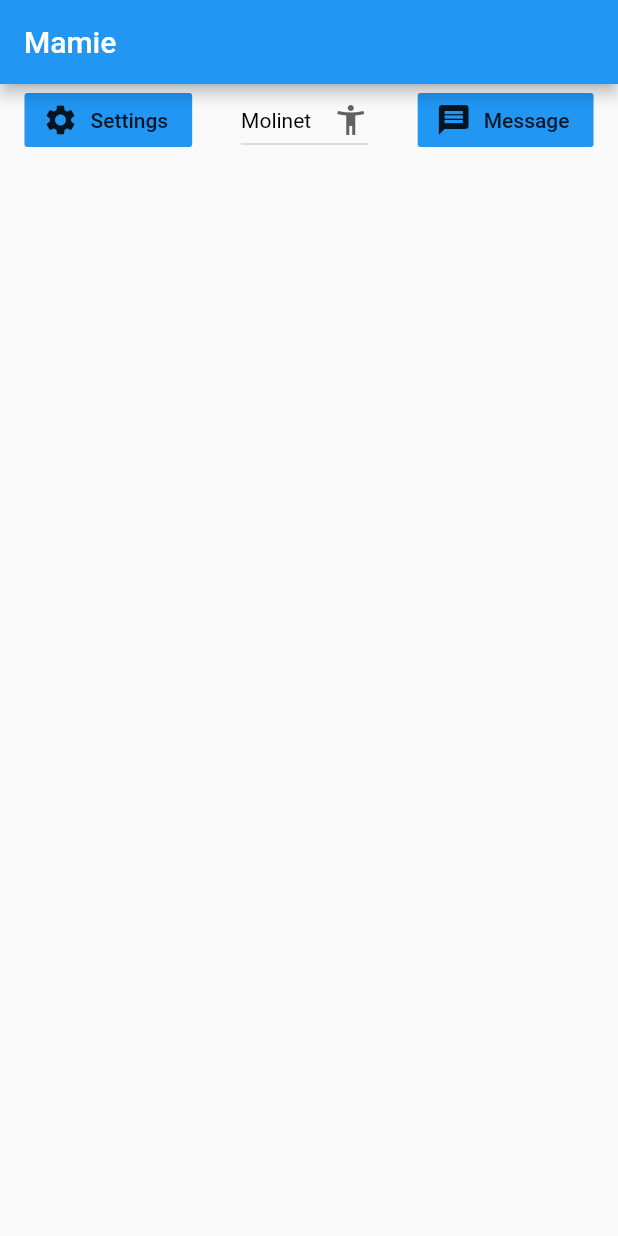
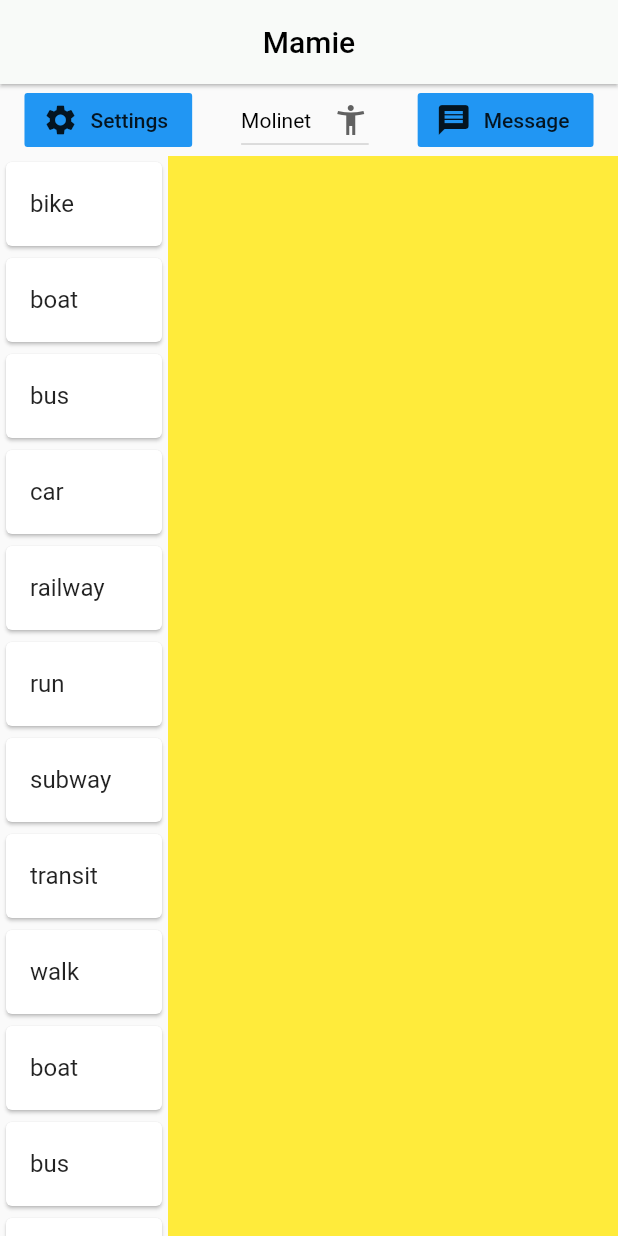
Before and after one commit to JulienLfra/MamieAppMobile, a Flutter app: the screen it shows after launch, on a phone screen of 412 x 824 dp. Run offline on Flutter 3.47's test engine with Material 2 defaults, Android fonts, the phone set to English and light mode, and no system bars; Roboto replaces fonts that are missing (Aveny).

Commit message:
merge header et liste user

```diff
--- /dev/null
+++ b/lib/homePage.dart
@@ -0,0 +1,197 @@
+import 'package:flutter/material.dart';
+
+
+class HomePage extends StatelessWidget {
+  final topBar = new AppBar(
+
+    backgroundColor: new Color(0xfff8faf8),
+    centerTitle: true,
+    elevation: 1.0,
+    title: Text('Mamie'),
+
+  );
+
+  @override
+  Widget build(BuildContext context) {
+    return new Scaffold(
+        appBar: topBar,
+
+        body:
+        Center(
+          child: Column(
+            children: <Widget>[
+
+              threeButtonsSection ,
+              Expanded(
+                child: Row(
+                  children: <Widget>[
+
+                    Expanded(
+                        child: BodyLayout()
+
+
+                    ),
+
+                    Container(
+                      color: Colors.yellow,
+                      width: 300,
+
+                    ),
+
+
+                  ],
+
+                ),
+
+
+
+              ),
+             // Expanded(child: BodyLayout()),
+
+
+            ]
+
+            ),
+        )
+        //threeButtonsSection,
+
+
+
+
+//        new ListView(
+//
+//        children: <Widget>[
+//
+//          //You can add more widget bellow
+//
+//          threeButtonsSection ,
+//
+//
+//          BodyLayout(),
+//
+//
+//
+//
+//
+//
+//        ],
+//        shrinkWrap: true,
+
+//      )
+//
+    );
+  }
+}
+
+
+
+
+Widget threeButtonsSection = new Container(
+  child:  Row(
+    mainAxisAlignment: MainAxisAlignment.spaceAround,
+    children: <Widget>[
+      //build in a separated function1A
+      FlatButton.icon(
+        color: Colors.blue,
+        icon: Icon(Icons.settings), //`Icon` to display
+        label: Text('Settings'), //`Text` to display
+        onPressed: () {
+          //Code to execute when Floating Action Button is clicked
+          //...
+        },
+      ),
+
+      FamillyList(),
+
+
+      FlatButton.icon(
+        color: Colors.blue,
+        icon: Icon(Icons.message), //`Icon` to display
+        label: Text('Message'), //`Text` to display
+        onPressed: () {
+          //Code to execute when Floating Action Button is clicked
+          //...
+        },
+      ),
+    ],
+  ),
+
+
+
+);
+
+class FamillyList extends StatefulWidget {
+  FamillyList({Key key}) : super(key: key);
+
+  @override
+  FamillyListState createState() => FamillyListState();
+}
+
+class FamillyListState extends State<FamillyList> {
+  String dropdownValue = 'Molinet';
+
+  @override
+  Widget build(BuildContext context) {
+    return DropdownButton<String>(
+
+      icon: Icon(Icons.accessibility_new),
+      value: dropdownValue,
+      style: TextStyle(color: Colors.black),
+
+
+      onChanged: (String newValue) {
+        setState(() {
+          dropdownValue = newValue;
+        });
+      },
+      items: <String>['Molinet', 'Bozon', 'Laurencin', 'Plaideau']
+          .map<DropdownMenuItem<String>>((String value) {
+        return DropdownMenuItem<String>(
+          value: value,
+          child: Text(value),
+        );
+      }).toList(),
+    );
+  }
+}
+
+class BodyLayout extends StatelessWidget {
+  @override
+  Widget build(BuildContext context) {
+    return _myListView(context);
+  }
+}
+
+// replace this function with the code in the examples
+Widget _myListView(BuildContext context) {
+
+  final titles = ['bike', 'boat', 'bus', 'car',
+    'railway', 'run', 'subway', 'transit', 'walk', 'boat', 'bus', 'car',
+    'railway', 'run', 'subway', 'transit', 'walk'];
+
+  final icons = [Icons.directions_bike, Icons.directions_boat,
+    Icons.directions_bus, Icons.directions_car, Icons.directions_railway,
+    Icons.directions_run, Icons.directions_subway, Icons.directions_transit,
+    Icons.directions_walk];
+
+  return ListView.builder(
+    itemCount: titles.length,
+    itemBuilder: (context, index) {
+      return Card( //                           <-- Card widget
+          child: InkWell(
+            onTap: () {
+              print('tapped');
+            },
+            child: ListTile(
+
+            //leading: Icon(icons[index]),
+              title: Text(titles[index]),
+            ),
+         )
+      );
+    },
+    scrollDirection: Axis.vertical,
+    shrinkWrap: true,
+  );
+
+}
--- a/lib/main.dart
+++ b/lib/main.dart
@@ -1,257 +1,330 @@
 import 'package:flutter/material.dart';
+import 'package:mamie/homePage.dart';
 
-
-
-void main() => runApp(MyApp());
+void main() => runApp(new MyApp());
 
 class MyApp extends StatelessWidget {
   // This widget is the root of your application.
   @override
   Widget build(BuildContext context) {
-    return MaterialApp(
+    return new MaterialApp(
       title: 'Mamie',
       debugShowCheckedModeBanner: false,
-      theme: ThemeData(
-        // This is the theme of your application.
-        //
-        // Try running your application with "flutter run". You'll see the
-        // application has a blue toolbar. Then, without quitting the app, try
-        // changing the primarySwatch below to Colors.green and then invoke
-        // "hot reload" (press "r" in the console where you ran "flutter run",
-        // or simply save your changes to "hot reload" in a Flutter IDE).
-        // Notice that the counter didn't reset back to zero; the application
-        // is not restarted.
-        primarySwatch: Colors.blue,
-      ),
-      //home: MyHomePage(title: 'Flutter Demo Home Page'),
-      home: TextAndIconButton(),
-    );
-  }
-}
-
-class TextAndIconButton extends StatelessWidget {
-  @override
-  Widget build(BuildContext context) {
-    return Scaffold(
-      appBar: AppBar(
-        title: Text('Mamie'),
-      ),
-
-      body: new ListView(
-
-        children: <Widget>[
-
-          //You can add more widget bellow
-
-          threeButtonsSection ,
-
-
-
-
-
-        ],
-
-      )
-
-//      body: Center(
-//        child: FlatButton.icon(
-//          color: Colors.blue,
-//          icon: Icon(Icons.settings), //`Icon` to display
-//          label: Text('Settings'), //`Text` to display
-//          onPressed: () {
-//            //Code to execute when Floating Action Button is clicked
-//            //...
-//          },
-//        ),
-//      ),
-    );
-  }
-}
-
-Widget threeButtonsSection = new Container(
-  child: new Row(
-    mainAxisAlignment: MainAxisAlignment.spaceAround,
-    children: <Widget>[
-      //build in a separated function1A
-      FlatButton.icon(
-        color: Colors.blue,
-        icon: Icon(Icons.settings), //`Icon` to display
-        label: Text('Settings'), //`Text` to display
-        onPressed: () {
-          //Code to execute when Floating Action Button is clicked
-          //...
-        },
-      ),
-
-       MyStatefulWidget(),
-
-//      FlatButton.icon(
-//        color: Colors.blue,
-//        icon: Icon(Icons.accessibility_new), //`Icon` to display
-//        label: Text('Famille'), //`Text` to display
-//        onPressed: () {
-//
-//
-//
-//          //Code to execute when Floating Action Button is clicked
-//          //...
-//        },
-//      ),
-
-      FlatButton.icon(
-        color: Colors.blue,
-        icon: Icon(Icons.message), //`Icon` to display
-        label: Text('Message'), //`Text` to display
-        onPressed: () {
-          //Code to execute when Floating Action Button is clicked
-          //...
-        },
-      ),
-    ],
-  ),
-);
-
-class MyStatefulWidget extends StatefulWidget {
-  MyStatefulWidget({Key key}) : super(key: key);
-
-  @override
-  _MyStatefulWidgetState createState() => _MyStatefulWidgetState();
-}
-
-class _MyStatefulWidgetState extends State<MyStatefulWidget> {
-  String dropdownValue = 'Molinet';
-
-  @override
-  Widget build(BuildContext context) {
-    return DropdownButton<String>(
-
-      icon: Icon(Icons.accessibility_new),
-      value: dropdownValue,
-      style: TextStyle(color: Colors.black),
-
-
-      onChanged: (String newValue) {
-        setState(() {
-          dropdownValue = newValue;
-        });
-      },
-      items: <String>['Molinet', 'Bozon', 'Laurencin', 'Plaideau']
-          .map<DropdownMenuItem<String>>((String value) {
-        return DropdownMenuItem<String>(
-          value: value,
-          child: Text(value),
-        );
-      }).toList(),
+      theme: new ThemeData(
+          primarySwatch: Colors.blue,
+          primaryColor: Colors.black,
+          primaryIconTheme: IconThemeData(color: Colors.black),
+          primaryTextTheme: TextTheme(
+              title: TextStyle(color: Colors.black, fontFamily: "Aveny")),
+          textTheme: TextTheme(title: TextStyle(color: Colors.black))),
+      home: new HomePage(),
     );
   }
 }
 
 
 
+
+
+//import 'package:flutter/material.dart';
+//
+//
+//
+//void main() => runApp(MyApp());
+//
 //class MyApp extends StatelessWidget {
-//  //Stateless = immutable = cannot change object's properties
-//  //Every UI components are widgets
+//  // This widget is the root of your application.
 //  @override
 //  Widget build(BuildContext context) {
-//    //Now we need multiple widgets into a parent = "Container" widget
-//    Widget titleSection = new Container(
-//      padding: const EdgeInsets.all(10.0),//Top, Right, Bottom, Left
-//      child: new Row(
-//        children: <Widget>[
-//          new Expanded(
-//            child: new Column(
-//              crossAxisAlignment: CrossAxisAlignment.start,
-//              children: <Widget>[
+//    return MaterialApp(
+//      title: 'Mamie',
+//      debugShowCheckedModeBanner: false,
+//      theme: ThemeData(
+//        // This is the theme of your application.
+//        //
+//        // Try running your application with "flutter run". You'll see the
+//        // application has a blue toolbar. Then, without quitting the app, try
+//        // changing the primarySwatch below to Colors.green and then invoke
+//        // "hot reload" (press "r" in the console where you ran "flutter run",
+//        // or simply save your changes to "hot reload" in a Flutter IDE).
+//        // Notice that the counter didn't reset back to zero; the application
+//        // is not restarted.
+//        primarySwatch: Colors.blue,
+//      ),
+//      //home: MyHomePage(title: 'Flutter Demo Home Page'),
+//      home: TextAndIconButton(),
+//    );
+//  }
+//}
 //
-//              ],
-//            ),
-//          ),
-//          //new Icon(Icons.favorite, color: Colors.red),
-//          //new Text(" 100", style: new TextStyle(fontSize: 16.0),),
-//        ],
+//class TextAndIconButton extends StatelessWidget {
+//  @override
+//  Widget build(BuildContext context) {
+//    return Scaffold(
+//      appBar: AppBar(
+//        title: Text('Mamie'),
 //      ),
-//    );
+//
+//      body:
+//     // threeButtonsSection,
+//      //BodyLayout(),
 //
 //
-//    Widget buildButton(IconData icon, String buttonTitle) {
-//      final Color tintColor = Colors.blue;
-//      return new Column(
+//        new ListView(
+//
 //        children: <Widget>[
-//          new Icon(icon, color: tintColor),
-//          new Container(
-//            margin: const EdgeInsets.only(top: 5.0),
-//            child: new Text(buttonTitle, style: new TextStyle(fontSize: 16.0,
-//                fontWeight: FontWeight.w600, color: tintColor),),
-//          )
-//        ],
-//      );
-//    }
-//    Widget threeButtonsSection = new Container(
-//      child: new Row(
-//        mainAxisAlignment: MainAxisAlignment.spaceAround,
-//        children: <Widget>[
-//          //build in a separated function1A
-//          buildButton(Icons.settings, "Settings"),
-//          buildButton(Icons.accessibility_new, "Famille"),
-//          buildButton(Icons.message, "Message"),
-//        ],
-//      ),
-//    );
 //
-//    Widget listFamille = new ListView.builder(
-//        itemBuilder: (context, index) {
-//          return Text("$index");
-//        },
-//    );
+//          //You can add more widget bellow
 //
-//    //build function returns a "Widget"
-//    return new MaterialApp(
-//        title: "",
-//        home: new Scaffold(
-//            appBar: new AppBar(
-//              title: new Text('Flutter App'),
-//            ),
-//
-//
-//            //body: listUser()
-//            body: new ListView(
-//
-//              children: <Widget>[
-//
-//                //You can add more widget bellow
-//
-//                threeButtonsSection ,
+//          threeButtonsSection ,
+//          //BodyLayout(),
 //
 //
 //
 //
 //
-//              ],
 //
-//            )
+//        ],
+//        shrinkWrap: true,
 //
-//        )
-//    );//Widget with "Material design"
+//      )
+//    );
 //  }
 //}
 //
-//class listUser extends StatelessWidget{
+//class BodyLayout extends StatelessWidget {
 //  @override
 //  Widget build(BuildContext context) {
-//  final users = ['U1','U2', 'U3','U4','U5','U6','U7'];
+//    return _myListView(context);
+//  }
+//}
 //
-//    // TODO: implement build
+//// replace this function with the code in the examples
+//Widget _myListView(BuildContext context) {
+//
+//  // the Expanded widget lets the columns share the space
+//  Widget column = Expanded(
+//    child: Column(
+//      // align the text to the left instead of centered
+//      crossAxisAlignment: CrossAxisAlignment.start,
+//      children: <Widget>[
+//        Text('Nom', style: TextStyle(fontSize: 16),),
+//        Text('Prenom'),
+//      ],
+//    ),
+//  );
+//
+//  return ListView.builder(
+//    //scrollDirection: Axis.vertical,
+//    shrinkWrap: true,
+//    itemBuilder: (context, index) {
+//      return Card(
+//        child: InkWell(
+//          onTap: () {
+//            print('tapped');
+//          },
+//          child: Padding(
+//            padding: const EdgeInsets.all(8.0),
+//            child: Row(
+//              children: <Widget>[
+//                column,
+//
+//              ],
+//            ),
+//          ),
+//        ),
+//      );
+//    },
+//  );
+//
+//}
 //
 //
-//    return ListView.builder
-//      (
-//      itemCount: users.length,
 //
-//      itemBuilder: (context, index) {
-//        return ListTile(
-//          title: new Text(users[index]),
+//Widget threeButtonsSection = new Container(
+//  child: new Row(
+//    mainAxisAlignment: MainAxisAlignment.spaceAround,
+//    children: <Widget>[
+//      //build in a separated function1A
+//      FlatButton.icon(
+//        color: Colors.blue,
+//        icon: Icon(Icons.settings), //`Icon` to display
+//        label: Text('Settings'), //`Text` to display
+//        onPressed: () {
+//          //Code to execute when Floating Action Button is clicked
+//          //...
+//        },
+//      ),
+//
+//       MyStatefulWidget(),
+//
+////      FlatButton.icon(
+////        color: Colors.blue,
+////        icon: Icon(Icons.accessibility_new), //`Icon` to display
+////        label: Text('Famille'), //`Text` to display
+////        onPressed: () {
+////
+////
+////
+////          //Code to execute when Floating Action Button is clicked
+////          //...
+////        },
+////      ),
+//
+//      FlatButton.icon(
+//        color: Colors.blue,
+//        icon: Icon(Icons.message), //`Icon` to display
+//        label: Text('Message'), //`Text` to display
+//        onPressed: () {
+//          //Code to execute when Floating Action Button is clicked
+//          //...
+//        },
+//      ),
+//    ],
+//  ),
+//);
+//
+//class MyStatefulWidget extends StatefulWidget {
+//  MyStatefulWidget({Key key}) : super(key: key);
+//
+//  @override
+//  _MyStatefulWidgetState createState() => _MyStatefulWidgetState();
+//}
+//
+//class _MyStatefulWidgetState extends State<MyStatefulWidget> {
+//  String dropdownValue = 'Molinet';
+//
+//  @override
+//  Widget build(BuildContext context) {
+//    return DropdownButton<String>(
+//
+//      icon: Icon(Icons.accessibility_new),
+//      value: dropdownValue,
+//      style: TextStyle(color: Colors.black),
+//
+//
+//      onChanged: (String newValue) {
+//        setState(() {
+//          dropdownValue = newValue;
+//        });
+//      },
+//      items: <String>['Molinet', 'Bozon', 'Laurencin', 'Plaideau']
+//          .map<DropdownMenuItem<String>>((String value) {
+//        return DropdownMenuItem<String>(
+//          value: value,
+//          child: Text(value),
 //        );
-//      },
+//      }).toList(),
 //    );
 //  }
 //}
+//
+
+
+////class MyApp extends StatelessWidget {
+////  //Stateless = immutable = cannot change object's properties
+////  //Every UI components are widgets
+////  @override
+////  Widget build(BuildContext context) {
+////    //Now we need multiple widgets into a parent = "Container" widget
+////    Widget titleSection = new Container(
+////      padding: const EdgeInsets.all(10.0),//Top, Right, Bottom, Left
+////      child: new Row(
+////        children: <Widget>[
+////          new Expanded(
+////            child: new Column(
+////              crossAxisAlignment: CrossAxisAlignment.start,
+////              children: <Widget>[
+////
+////              ],
+////            ),
+////          ),
+////          //new Icon(Icons.favorite, color: Colors.red),
+////          //new Text(" 100", style: new TextStyle(fontSize: 16.0),),
+////        ],
+////      ),
+////    );
+////
+////
+////    Widget buildButton(IconData icon, String buttonTitle) {
+////      final Color tintColor = Colors.blue;
+////      return new Column(
+////        children: <Widget>[
+////          new Icon(icon, color: tintColor),
+////          new Container(
+////            margin: const EdgeInsets.only(top: 5.0),
+////            child: new Text(buttonTitle, style: new TextStyle(fontSize: 16.0,
+////                fontWeight: FontWeight.w600, color: tintColor),),
+////          )
+////        ],
+////      );
+////    }
+////    Widget threeButtonsSection = new Container(
+////      child: new Row(
+////        mainAxisAlignment: MainAxisAlignment.spaceAround,
+////        children: <Widget>[
+////          //build in a separated function1A
+////          buildButton(Icons.settings, "Settings"),
+////          buildButton(Icons.accessibility_new, "Famille"),
+////          buildButton(Icons.message, "Message"),
+////        ],
+////      ),
+////    );
+////
+////    Widget listFamille = new ListView.builder(
+////        itemBuilder: (context, index) {
+////          return Text("$index");
+////        },
+////    );
+////
+////    //build function returns a "Widget"
+////    return new MaterialApp(
+////        title: "",
+////        home: new Scaffold(
+////            appBar: new AppBar(
+////              title: new Text('Flutter App'),
+////            ),
+////
+////
+////            //body: listUser()
+////            body: new ListView(
+////
+////              children: <Widget>[
+////
+////                //You can add more widget bellow
+////
+////                threeButtonsSection ,
+////
+////
+////
+////
+////
+////              ],
+////
+////            )
+////
+////        )
+////    );//Widget with "Material design"
+////  }
+////}
+////
+////class listUser extends StatelessWidget{
+////  @override
+////  Widget build(BuildContext context) {
+////  final users = ['U1','U2', 'U3','U4','U5','U6','U7'];
+////
+////    // TODO: implement build
+////
+////
+////    return ListView.builder
+////      (
+////      itemCount: users.length,
+////
+////      itemBuilder: (context, index) {
+////        return ListTile(
+////          title: new Text(users[index]),
+////        );
+////      },
+////    );
+////  }
+////}
```
